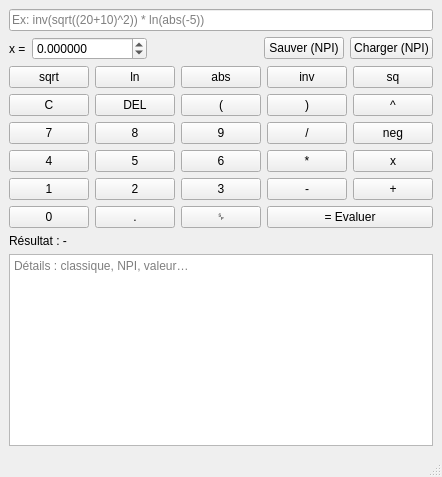
Old version of the form src/mainwindow.ui in the repository AdrienCpr/Calculatrice.
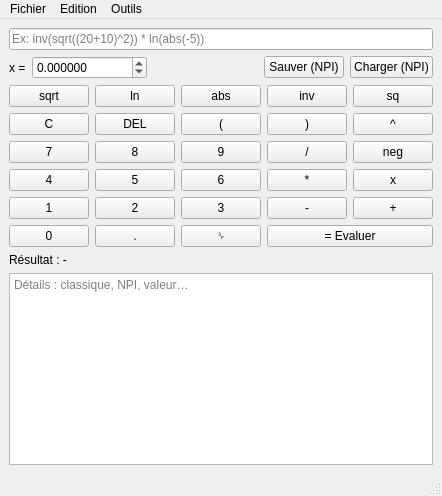
New version of the form.

Commit message: feat: ajout des différents menu + grapheur 2D

Diff of the .ui file:
```diff
--- a/src/mainwindow.ui
+++ b/src/mainwindow.ui
@@ -5,6 +5,50 @@
   <property name="windowTitle">
    <string>Calculatrice d'expressions</string>
   </property>
+
+  <!-- MENU BAR (menus du prof) -->
+  <widget class="QMenuBar" name="menubar">
+   <property name="geometry">
+    <rect>
+     <x>0</x>
+     <y>0</y>
+     <width>800</width>
+     <height>21</height>
+    </rect>
+   </property>
+
+   <widget class="QMenu" name="menuFichier">
+    <property name="title">
+     <string>Fichier</string>
+    </property>
+    <addaction name="actionSauvegarder"/>
+    <addaction name="actionCharger"/>
+   </widget>
+
+   <widget class="QMenu" name="menuEdition">
+    <property name="title">
+     <string>Edition</string>
+    </property>
+    <addaction name="actionSaisieExpression"/>
+    <addaction name="actionAffichage_notation_classique"/>
+    <addaction name="actionAffichage_notation_P_I"/>
+    <addaction name="actionAffichage_valeur"/>
+    <addaction name="actionAffichage_graphique_2D"/>
+    <addaction name="actionAffichage_graphique_3D"/>
+   </widget>
+
+   <widget class="QMenu" name="menuOutils">
+    <property name="title">
+     <string>Outils</string>
+    </property>
+    <addaction name="actionSimplification"/>
+   </widget>
+
+   <addaction name="menuFichier"/>
+   <addaction name="menuEdition"/>
+   <addaction name="menuOutils"/>
+  </widget>
+
   <widget class="QWidget" name="centralwidget">
    <layout class="QVBoxLayout" name="verticalLayout">
 
```
Left out of the diff: 281 changed lines with no effect on the pictures. The commit also changes 228 other files.
